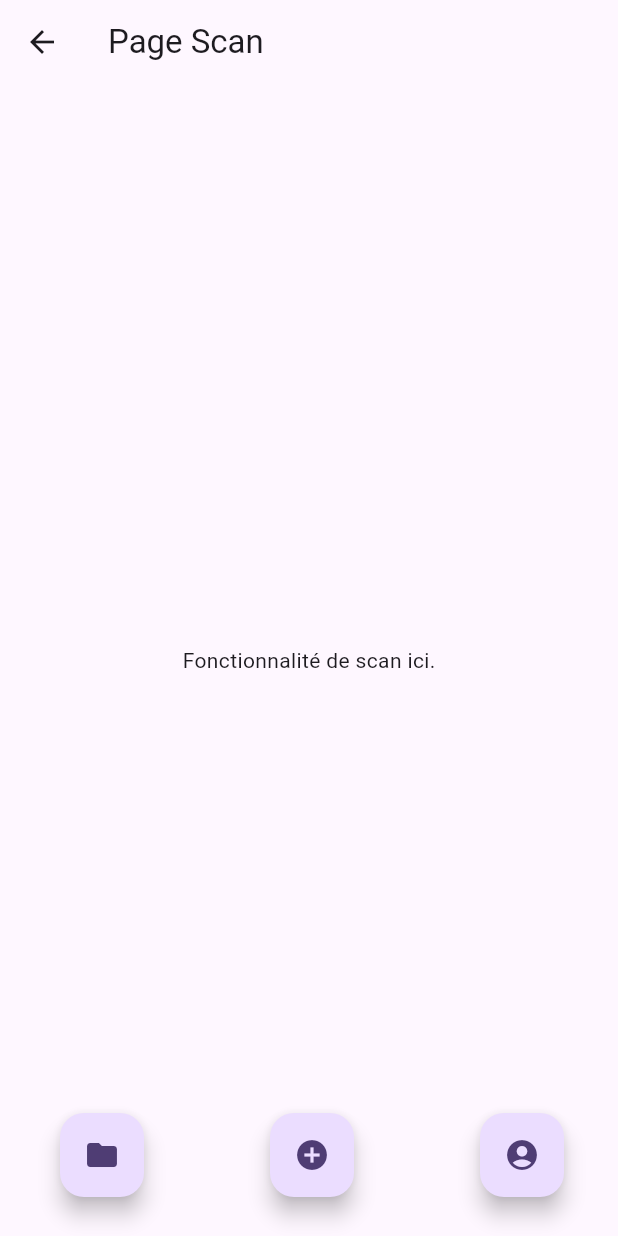
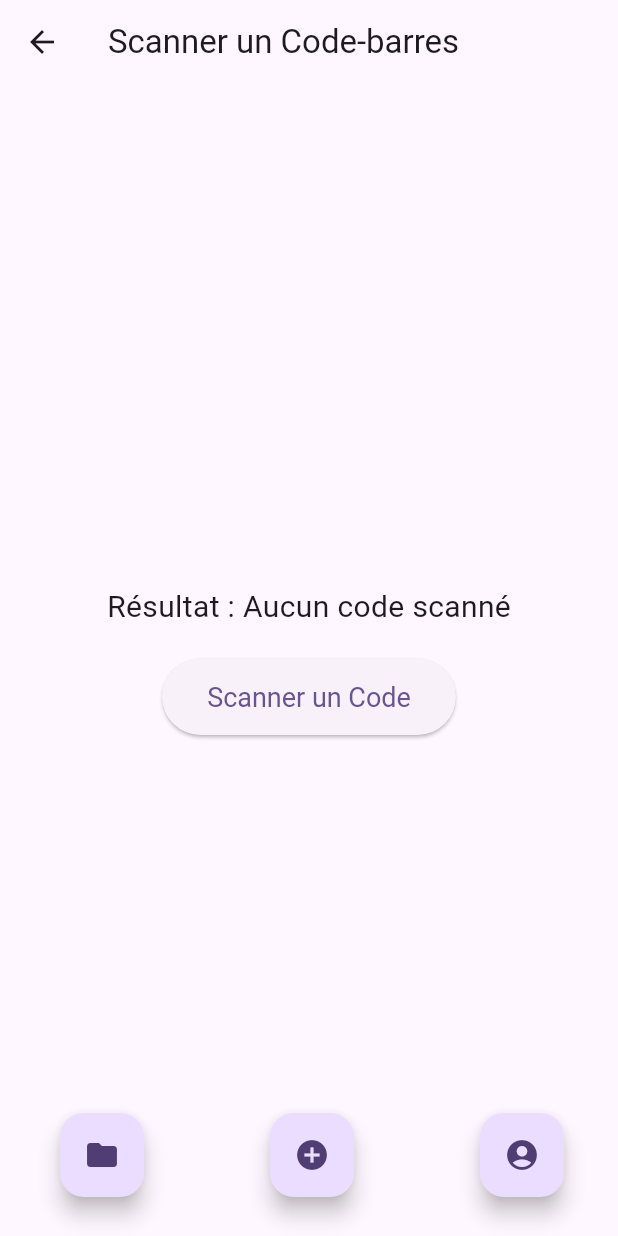
Before and after one commit to LaurentMin/wei_app, a Flutter app: the PageScan screen opened directly, on a phone screen of 412 x 824 dp. Run offline on Flutter 3.47's test engine with Material 3 defaults, Android fonts, the light colour scheme and no system bars; missing offline and left inert: flutter_barcode_scanner; network calls fail.

Commit message:
post bug

```diff
--- a/lib/pages/scan_page.dart
+++ b/lib/pages/scan_page.dart
@@ -1,17 +1,81 @@
 import 'package:flutter/material.dart';
 import '../widgets/floating_buttons.dart';
+import 'package:flutter_barcode_scanner/flutter_barcode_scanner.dart';
 
-class PageScan extends StatelessWidget {
-  const PageScan({super.key});
+
+
+void main() {
+  runApp(MyApp());
+}
+
+class MyApp extends StatelessWidget {
+  @override
+  Widget build(BuildContext context) {
+    return MaterialApp(
+      title: 'Flutter Barcode Scanner',
+      theme: ThemeData(
+        primarySwatch: Colors.blue,
+      ),
+      home: PageScan(),
+    );
+  }
+}
+
+class PageScan extends StatefulWidget {
+  const PageScan({Key? key}) : super(key: key);
+
+  @override
+  _PageScanState createState() => _PageScanState();
+}
+
+class _PageScanState extends State<PageScan> {
+  String scannedResult = "Aucun code scanné";  // Variable pour afficher le résultat du scan
+
+  // Fonction qui appelle le scanner
+  Future<void> scanBarcode() async {
+    // Lancement du scanner
+    final result = await FlutterBarcodeScanner.scanBarcode(
+      '#ff6666',       // Couleur de la ligne du scanner (ici rouge)
+      'Annuler',       // Texte du bouton d'annulation
+      true,            // Flash activé ou non
+      ScanMode.BARCODE // Mode de scan : BARCODE ou QR_CODE
+    );
+
+    // Si un code est scanné (résultat différent de '-1')
+    if (result != '-1') {
+      setState(() {
+        scannedResult = result;  // Met à jour le résultat scanné
+      });
+    }
+  }
 
   @override
   Widget build(BuildContext context) {
     return Scaffold(
       appBar: AppBar(
-        title: const Text('Page Scan'),
+        title: Text('Scanner un Code-barres'),
       ),
-      body: const Center(
-        child: Text('Fonctionnalité de scan ici.'),
+      body: Center(
+        child: Column(
+          mainAxisAlignment: MainAxisAlignment.center,
+          children: <Widget>[
+            // Affiche le résultat du scan
+            Text(
+              'Résultat : $scannedResult',
+              style: TextStyle(fontSize: 20),
+            ),
+            SizedBox(height: 20),
+            // Le bouton qui lance le scanner
+            ElevatedButton(
+              onPressed: scanBarcode,
+              child: Text('Scanner un Code'),
+              style: ElevatedButton.styleFrom(
+                padding: EdgeInsets.symmetric(horizontal: 30, vertical: 15),
+                textStyle: TextStyle(fontSize: 18),
+              ),
+            ),
+          ],
+        ),
       ),
       floatingActionButton: const FloatingButtons(),
     );
--- a/pubspec.yaml
+++ b/pubspec.yaml
@@ -37,6 +37,8 @@ dependencies:
   # The following adds the Cupertino Icons font to your application.
   # Use with the CupertinoIcons class for iOS style icons.
   cupertino_icons: ^1.0.8
+  flutter_barcode_scanner: ^2.0.0
+
 
 dev_dependencies:
   flutter_test:
```
Also changed, not shown: pubspec.lock, 3 other files.
